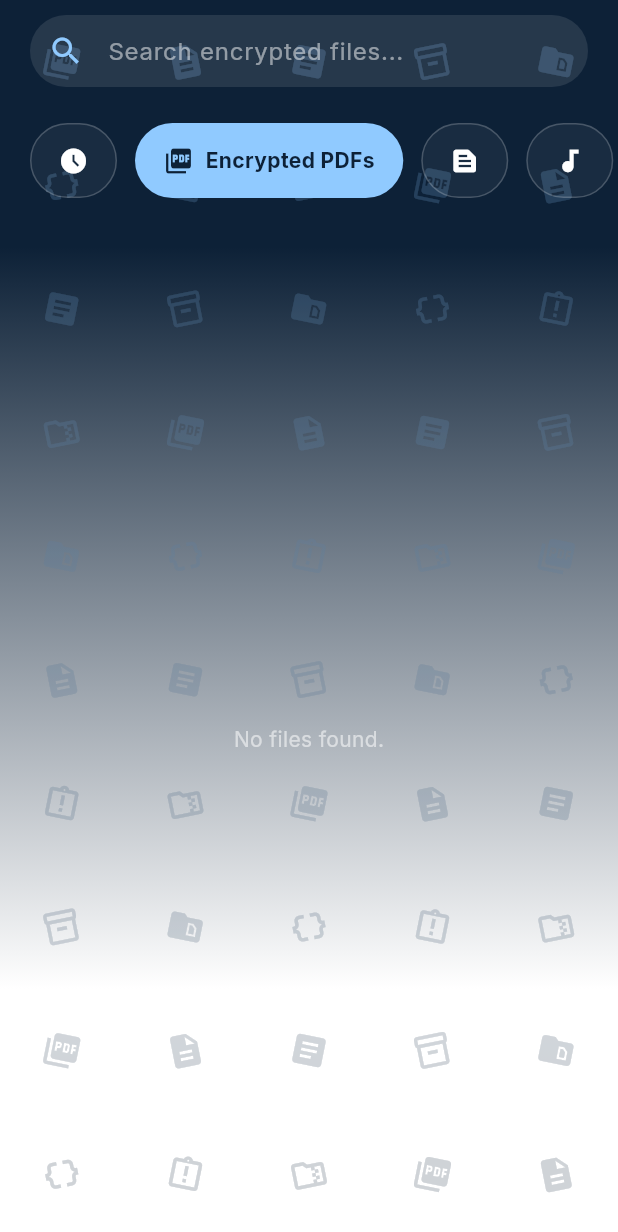
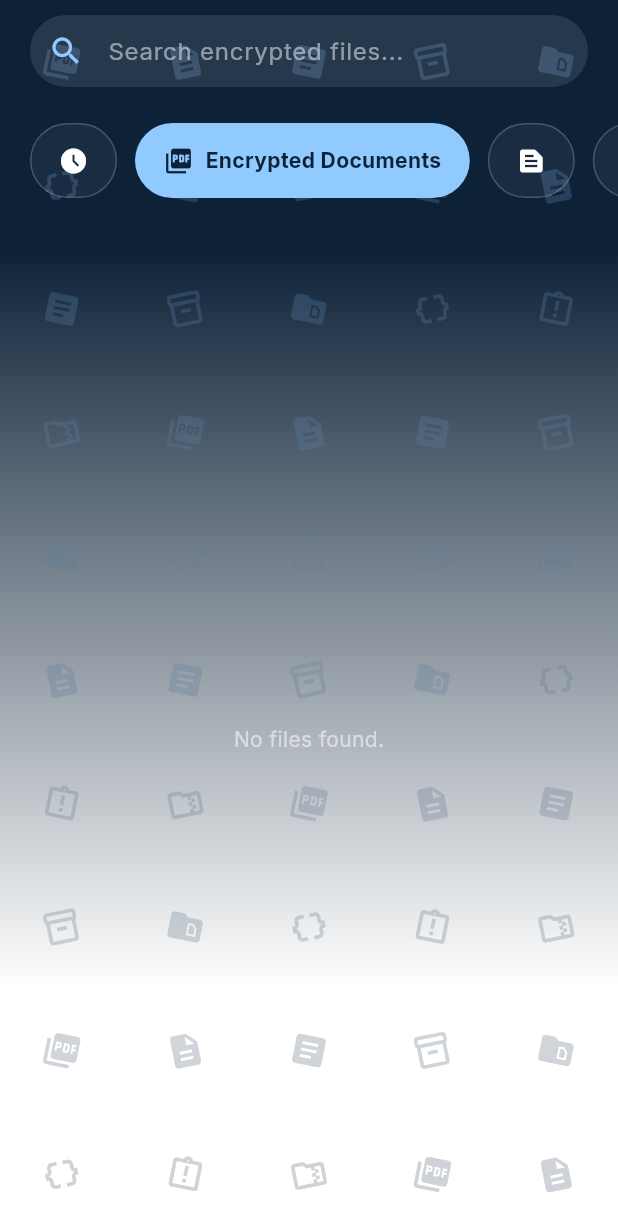
Before and after one commit to acakefromdafuture3/fractal-vault, a Flutter app: the CategoryScreen widget shown alone on an empty page, opened directly, after a tap on the "picture as pdf" icon, on a phone screen of 412 x 824 dp. Shown: the top 1232 px of the screen. Run offline on Flutter 3.47's test engine with Material 3 defaults, Android fonts, the phone set to English and light mode, and no system bars; our stand-ins replace cloud_firestore, file_picker, firebase_auth, firebase_core, google_fonts, google_sign_in; accounts and stored records are empty.

Commit message:
bugs fixed

```diff
--- a/lib/screens/category_screen.dart
+++ b/lib/screens/category_screen.dart
@@ -16,7 +16,7 @@ class _CategoryScreenState extends State<CategoryScreen> {
 
   final List<Map<String, dynamic>> _categories = [
     {"id": "recent", "title": "Recent Activity", "icon": Icons.access_time_filled},
-    {"id": "document", "title": "Encrypted PDFs", "icon": Icons.picture_as_pdf},
+    {"id": "document", "title": "Encrypted Documents", "icon": Icons.picture_as_pdf},
     {"id": "text", "title": "Text Records", "icon": Icons.text_snippet},
     {"id": "audio", "title": "Audio Logs", "icon": Icons.audiotrack},
     {"id": "image", "title": "Image Archives", "icon": Icons.image},
```
